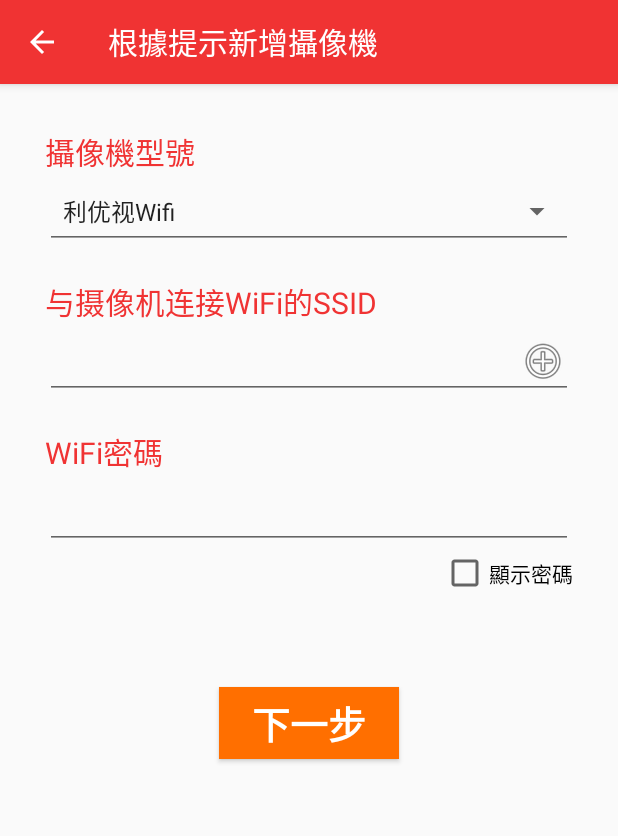
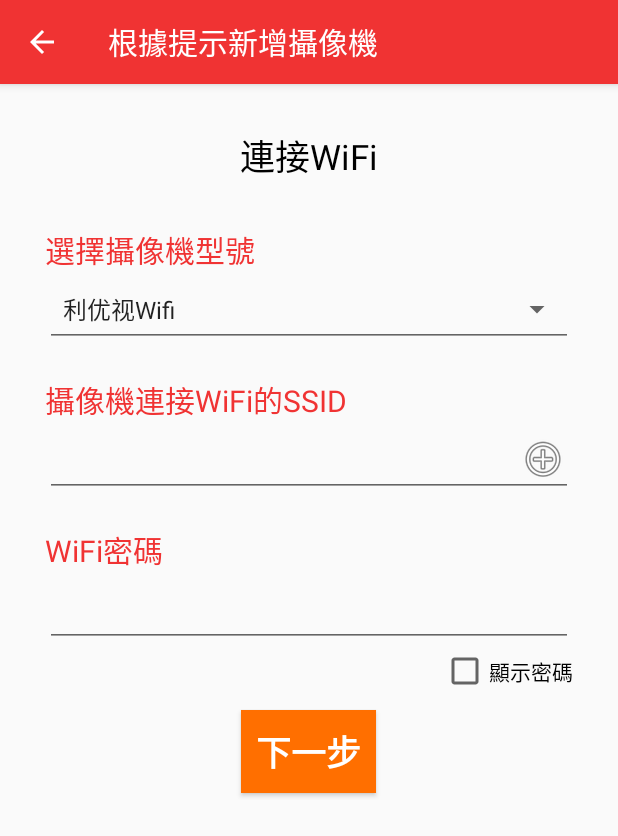
Before and after one commit to melvin11112015/GreataSmartCam, an Android app: the AddDeviceActivity screen opened directly, with no data from a screen before it, after a tap on "紅燈已經閃爍", on a phone screen of 412 x 824 dp. Shown: the top 836 px of the screen. Run offline under Robolectric (Android 15) with nearby library versions, the phone set to English and light mode, and no system bars.

```diff
--- a/app/src/main/java/com/greata/greatasmartcam/AddDeviceActivity.java
+++ b/app/src/main/java/com/greata/greatasmartcam/AddDeviceActivity.java
@@ -15,6 +15,7 @@ import android.support.v7.widget.ListPopupWindow;
 import android.text.method.HideReturnsTransformationMethod;
 import android.text.method.PasswordTransformationMethod;
 import android.util.Log;
+import android.view.Gravity;
 import android.view.MenuItem;
 import android.view.MotionEvent;
 import android.view.View;
@@ -25,6 +26,7 @@ import android.widget.CompoundButton;
 import android.widget.EditText;
 import android.widget.ImageView;
 import android.widget.Spinner;
+import android.widget.Toast;
 
 import java.util.ArrayList;
 import java.util.List;
@@ -58,19 +60,6 @@ public class AddDeviceActivity extends AppCompatActivity {
         fManager = getFragmentManager();
         fManager.beginTransaction().add(R.id.frameFragment, f0).add(R.id.frameFragment, f2).add(R.id.frameFragment, f3).commit();
 
-
-        list = new ArrayList<String>();
-
-        list.add("利优视Wifi");
-        list.add("利优视Wifi HD版");
-        list.add("利优云监控");
-        list.add("利优云监控 S");
-        list.add("利优云监控 2S");
-        adapter = new ArrayAdapter<String>(this, android.R.layout.simple_spinner_item, list);
-        adapter.setDropDownViewResource(android.R.layout.simple_list_item_single_choice);
-
-
-
     }
 
     @Override
@@ -81,14 +70,12 @@ public class AddDeviceActivity extends AppCompatActivity {
             AnimationDrawable animationDrawable = (AnimationDrawable) lightView.getDrawable();
             animationDrawable.start();
         }
-        if (sp == null) {
+        if (sp == null || editSSID == null) {
             sp = f2.getView().findViewById(R.id.spinner);
-            sp.setAdapter(adapter);
-        }
-        if (editSSID == null) {
             editSSID = f2.getView().findViewById(R.id.edit_ssid);
             (new WifiTask()).execute();
         }
+
         if (editPwd == null) {
             editPwd = f2.getView().findViewById(R.id.edit_pwd);
         }
@@ -118,6 +105,12 @@ public class AddDeviceActivity extends AppCompatActivity {
                 fManager.beginTransaction().setTransition(FragmentTransaction.TRANSIT_FRAGMENT_OPEN).hide(f0).show(f2).addToBackStack(null).commit();
                 break;
             case R.id.button_next_2:
+                if (editSSID.getText().toString().equals("")) {
+                    Toast toast = Toast.makeText(AddDeviceActivity.this, "請輸入" + getResources().getString(R.string.ssid_connect_text), Toast.LENGTH_SHORT);
+                    toast.setGravity(Gravity.CENTER, 0, 0);
+                    toast.show();
+                    return;
+                }
                 fManager.beginTransaction().setTransition(FragmentTransaction.TRANSIT_FRAGMENT_OPEN).hide(f2).show(f3).addToBackStack(null).commit();
                 break;
         }
@@ -147,6 +140,16 @@ public class AddDeviceActivity extends AppCompatActivity {
         protected String doInBackground(String... params) {
             Log.i(WIFI, "doInBackground(Params... params) called");
             try {
+                list = new ArrayList<String>();
+
+                list.add("利优视Wifi");
+                list.add("利优视Wifi HD版");
+                list.add("利优云监控");
+                list.add("利优云监控 S");
+                list.add("利优云监控 2S");
+                adapter = new ArrayAdapter<String>(AddDeviceActivity.this, android.R.layout.simple_spinner_item, list);
+                adapter.setDropDownViewResource(android.R.layout.simple_list_item_single_choice);
+
                 WifiManager wifiManager = (WifiManager) getApplicationContext().getSystemService(WIFI_SERVICE);
                 ssidList = new ArrayList<String>();
                 List<WifiConfiguration> wifiConfigurationList = wifiManager.getConfiguredNetworks();
@@ -177,6 +180,7 @@ public class AddDeviceActivity extends AppCompatActivity {
         protected void onPostExecute(String result) {
             Log.i(WIFI, "onPostExecute(Result result) called");
 
+            sp.setAdapter(adapter);
 
             editSSID.setOnTouchListener(new View.OnTouchListener() {
                 @Override
--- a/app/src/main/res/layout/fragment_two.xml
+++ b/app/src/main/res/layout/fragment_two.xml
@@ -1,16 +1,26 @@
 <LinearLayout xmlns:android="http://schemas.android.com/apk/res/android"
     xmlns:tools="http://schemas.android.com/tools"
     android:layout_width="match_parent"
-    android:layout_height="wrap_content"
+    android:layout_height="match_parent"
     android:orientation="vertical"
     android:padding="20dp"
     tools:context=".AddFragment">
+
+    <TextView
+        android:id="@+id/textView3"
+        android:layout_width="wrap_content"
+        android:layout_height="wrap_content"
+        android:layout_gravity="center"
+        android:layout_marginBottom="20dp"
+        android:layout_marginTop="10dp"
+        android:text="連接WiFi"
+        android:textColor="@android:color/black"
+        android:textSize="23sp" />
 
     <LinearLayout
         android:layout_width="match_parent"
         android:layout_height="wrap_content"
         android:layout_margin="10dp"
-        android:layout_weight="1"
         android:gravity="center"
         android:orientation="vertical"
         tools:context=".AddFragment">
@@ -18,8 +28,7 @@
         <TextView
             android:layout_width="match_parent"
             android:layout_height="wrap_content"
-            android:layout_weight="1"
-            android:text="攝像機型號"
+            android:text="選擇攝像機型號"
             android:textColor="@color/colorPrimary"
             android:textSize="20sp" />
 
@@ -36,14 +45,13 @@
         android:layout_width="match_parent"
         android:layout_height="wrap_content"
         android:layout_margin="10dp"
-        android:layout_weight="1"
         android:gravity="center"
         android:orientation="vertical">
 
         <TextView
             android:layout_width="match_parent"
             android:layout_height="wrap_content"
-            android:text="与摄像机连接WiFi的SSID"
+            android:text="@string/ssid_connect_text"
             android:textColor="@color/colorPrimary"
             android:textSize="20sp" />
 
@@ -91,16 +99,15 @@
 
     <Button
         android:id="@+id/button_next_2"
-        android:layout_width="120dp"
+        android:layout_width="wrap_content"
         android:layout_height="wrap_content"
         android:layout_gravity="center"
-        android:layout_margin="50dp"
-        android:layout_weight="1"
         android:background="@color/colorAccent"
         android:onClick="onClick"
+        android:padding="10dp"
         android:text="下一步"
         android:textColor="@android:color/white"
-        android:textSize="25sp"
+        android:textSize="23sp"
         android:textStyle="bold" />
 
 </LinearLayout>
--- a/app/src/main/res/values/strings.xml
+++ b/app/src/main/res/values/strings.xml
@@ -21,8 +21,8 @@
     <string name="dialog_contact">
         \ 電子郵箱:service@greata.com.tw \n
         官方網站:www.greata.com.tw \n
-        客服熱線: \n
-        公司地址: \n
+        客服熱線:886-2-2345-6969 \n
+        公司地址:臺北市信義路五段111號  \n
         Facebook:greata_international \n
         Twitter:greata_international  </string>
 
@@ -170,6 +170,7 @@
     <string name="title_activity_record">RecordActivity</string>
     <string name="section_format">Hello World from section: %1$d</string>
     <string name="no_connection">未連接攝像機，不能訪問攝像機的存儲空間。</string>
+    <string name="ssid_connect_text">攝像機連接WiFi的SSID</string>
     <string name="no_google">錯誤:沒有檢測到 Google Play 服務</string>
     <string name="greata_cloud">歡迎登陸Greata帳戶使用雲端存儲服務 </string>
 </resources>
```
Also changed, not shown: app/src/main/AndroidManifest.xml (+7 -2 lines), app/src/main/java/com/greata/greatasmartcam/WifiReceiver.java (added, +71 -0 lines), app/src/main/res/layout/info_dialog.xml (+4 -5 lines).
